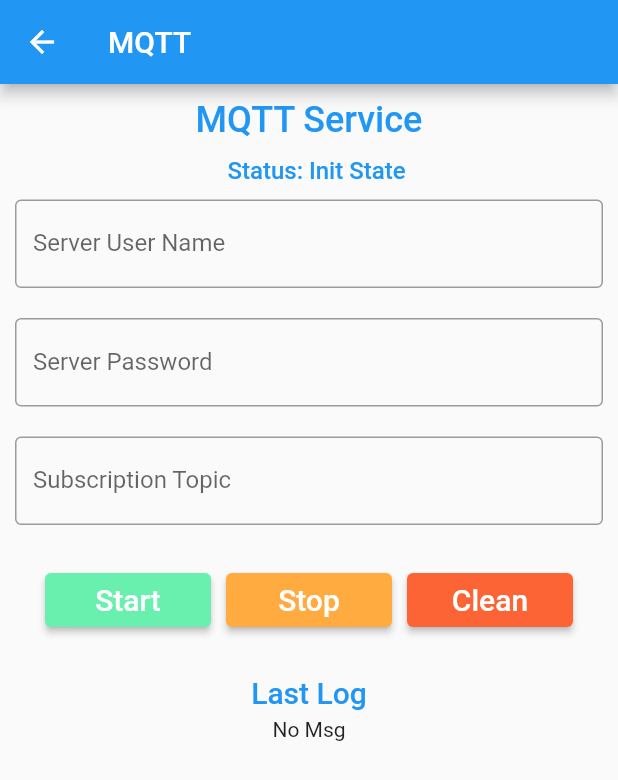
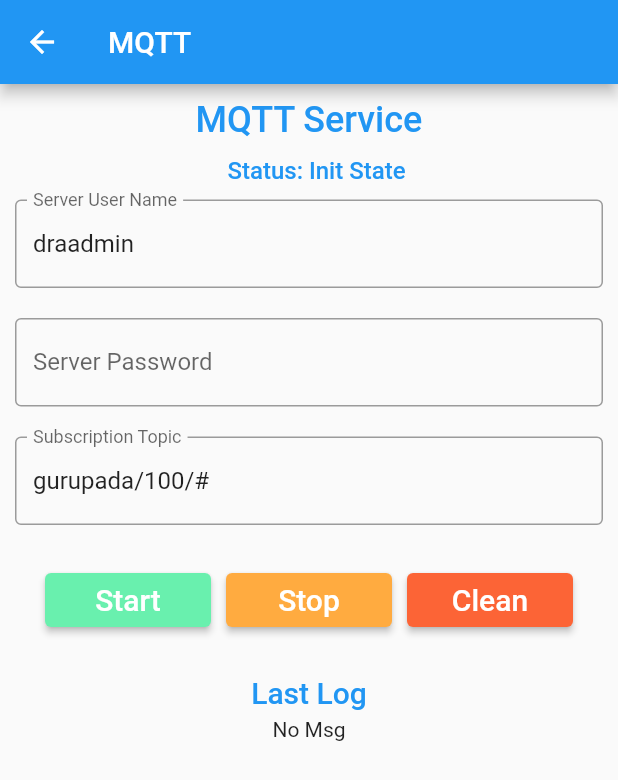
Before and after one commit to aseemsethi/my_app, a Flutter app: the MqttPage screen opened by its route, on a phone screen of 412 x 824 dp. Shown: the top 780 px of the screen. Run offline on Flutter 3.47's test engine with Material 2 defaults, Android fonts, the phone set to English and light mode, and no system bars; our stand-ins replace firebase_auth, firebase_core, font_awesome_flutter, google_sign_in, sqflite; missing offline and left inert: flutter_foreground_task, mqtt_client; accounts and stored records are empty.

```diff
--- a/lib/screens/iot.dart
+++ b/lib/screens/iot.dart
@@ -98,7 +98,7 @@ class _IoTPageState extends State<IoTPage> {
         builder: (ctx, snapshot) {
           if (snapshot.connectionState == ConnectionState.done) {
             if (snapshot.hasData) {
-              print('yyy - ${snapshot.data}');
+              print('IOT UI: Got update - ${snapshot.data}');
               return Column(children: <Widget>[
                 Expanded(
                     child: GridView.count(
--- a/lib/screens/mqtt_page.dart
+++ b/lib/screens/mqtt_page.dart
@@ -16,10 +16,11 @@ class MqttPage extends StatefulWidget {
 }
 
 class _MqttPageState extends State<MqttPage> {
-  //late MQTTAppState currentAppState = MQTTAppState();
-  TextEditingController nameController = TextEditingController();
+  TextEditingController nameController =
+      TextEditingController(text: 'draadmin');
   TextEditingController passwordController = TextEditingController();
-  TextEditingController topicController = TextEditingController();
+  TextEditingController topicController =
+      TextEditingController(text: 'gurupada/100/#');
   ReceivePort? _receivePort;
   late MQTTAppState currentAppState;
   DatabaseHelper? dbHelper;
@@ -273,6 +274,8 @@ class _MqttPageState extends State<MqttPage> {
 
     if (receivePort != null) {
       _receivePort = receivePort;
+      // currentAppState.mqttPort = receivePort;
+      // currentAppState.mqttPort.asBroadcastStream();
       _receivePort?.listen((message) {
         if (message is int) {
           print('eventCount: $message');
@@ -312,6 +315,7 @@ class _MqttPageState extends State<MqttPage> {
     _ambiguate(WidgetsBinding.instance)?.addPostFrameCallback((_) async {
       // You can get the previous ReceivePort without restarting the service.
       if (await FlutterForegroundTask.isRunningService) {
+        print('MQTT UI: initState - service already running');
         final newReceivePort = await FlutterForegroundTask.receivePort;
         _registerReceivePort(newReceivePort, currentAppState);
       }
@@ -348,7 +352,6 @@ class MyTaskHandler extends TaskHandler {
     final pwd = await FlutterForegroundTask.getData<String>(key: 'pwd');
     print('topic: $topic, username: $username, pwd: $pwd');
     _configureAndConnect(username!, pwd!, topic!, sendPort!);
-    //nameController.text, passwordController.text, topicController.text);
   }
 
   @override
--- a/lib/utils/mqttAppState.dart
+++ b/lib/utils/mqttAppState.dart
@@ -1,3 +1,5 @@
+import 'dart:isolate';
+
 import 'package:flutter/cupertino.dart';
 
 enum MQTTAppConnectionState { Disconnected, Connecting, Connected }
```
